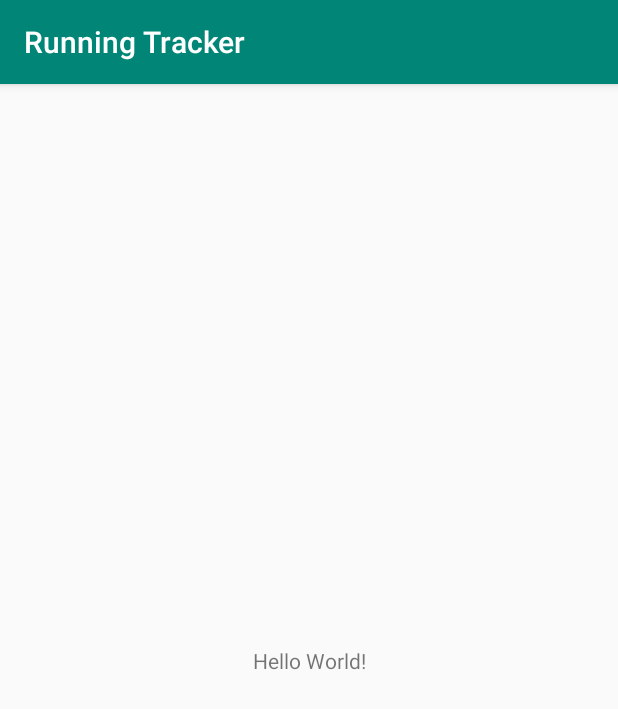
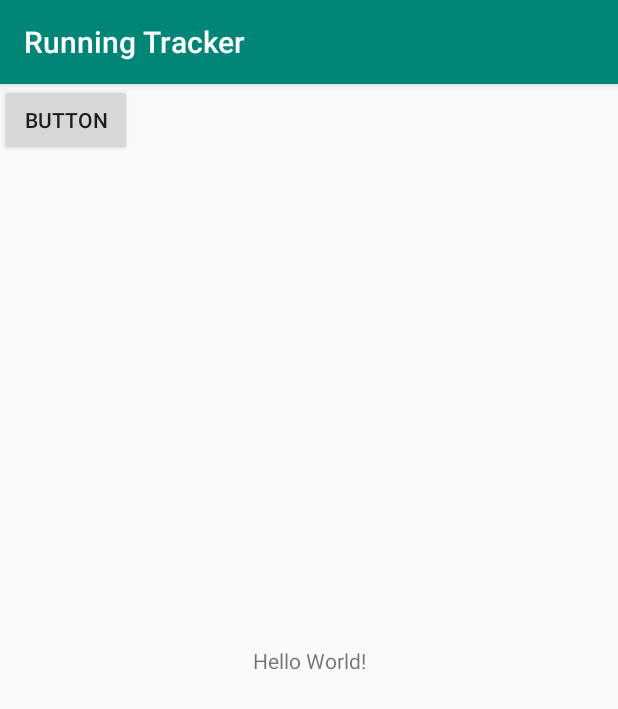
Before and after one commit to acerasoni/DroidTracker, an Android app: the screen it shows after launch (MainActivity), on a phone screen of 412 x 824 dp. Shown: the top 709 px of the screen. Run offline under Robolectric (Android 15) with nearby library versions, the phone set to English and light mode, and no system bars.

Commit message:
Adding GPS tracking code

```diff
--- a/app/src/main/AndroidManifest.xml
+++ b/app/src/main/AndroidManifest.xml
@@ -1,9 +1,7 @@
 <?xml version="1.0" encoding="utf-8"?>
 <manifest xmlns:android="http://schemas.android.com/apk/res/android"
   package="com.ltm.runningtracker">
-
   <uses-permission android:name="android.permission.ACCESS_FINE_LOCATION"/>
-
   <application
     android:allowBackup="true"
     android:icon="@mipmap/ic_launcher"
--- a/app/src/main/java/com/ltm/runningtracker/activity/MainActivity.java
+++ b/app/src/main/java/com/ltm/runningtracker/activity/MainActivity.java
@@ -1,18 +1,47 @@
 package com.ltm.runningtracker.activity;
 
+import android.Manifest;
+import android.Manifest.permission;
+import android.content.pm.PackageManager;
+import android.util.Log;
+import android.view.View;
 import androidx.appcompat.app.AppCompatActivity;
 import android.os.Bundle;
 import android.content.Context;
-import android.location.Location;
-import android.location.LocationListener;
 import android.location.LocationManager;
+import androidx.core.app.ActivityCompat;
+import androidx.core.content.ContextCompat;
 import com.ltm.runningtracker.R;
+import com.ltm.runningtracker.util.TrackerLocationListener;
 
 public class MainActivity extends AppCompatActivity {
+
+  LocationManager locationManager;
 
   @Override
   protected void onCreate(Bundle savedInstanceState) {
     super.onCreate(savedInstanceState);
     setContentView(R.layout.activity_main);
+
+    locationManager =
+        (LocationManager) getSystemService(Context.LOCATION_SERVICE);
+//
+//    ActivityCompat.requestPermissions(this,
+//        new String[]{permission.ACCESS_FINE_LOCATION},
+//        0);
+
+  }
+
+  public void onClick(View v) {
+
+    TrackerLocationListener locationListener = new TrackerLocationListener();
+    try {
+      locationManager.requestLocationUpdates(LocationManager.GPS_PROVIDER,
+          3, // minimum time interval between updates
+          1, // minimum distance between updates, in metres
+          locationListener);
+    } catch (SecurityException e) {
+   //  Log.d("g53mdp", e.toString());
+    }
   }
 }
--- a/app/src/main/res/layout/activity_main.xml
+++ b/app/src/main/res/layout/activity_main.xml
@@ -14,5 +14,13 @@
     app:layout_constraintLeft_toLeftOf="parent"
     app:layout_constraintRight_toRightOf="parent"
     app:layout_constraintTop_toTopOf="parent" />
+  <Button
+    android:id="@+id/button"
+    android:layout_width="wrap_content"
+    android:layout_height="wrap_content"
+    android:onClick="onClick"
+    android:text="Button"
+    tools:layout_editor_absoluteX="129dp"
+    tools:layout_editor_absoluteY="346dp" />
 
 </androidx.constraintlayout.widget.ConstraintLayout>
```
